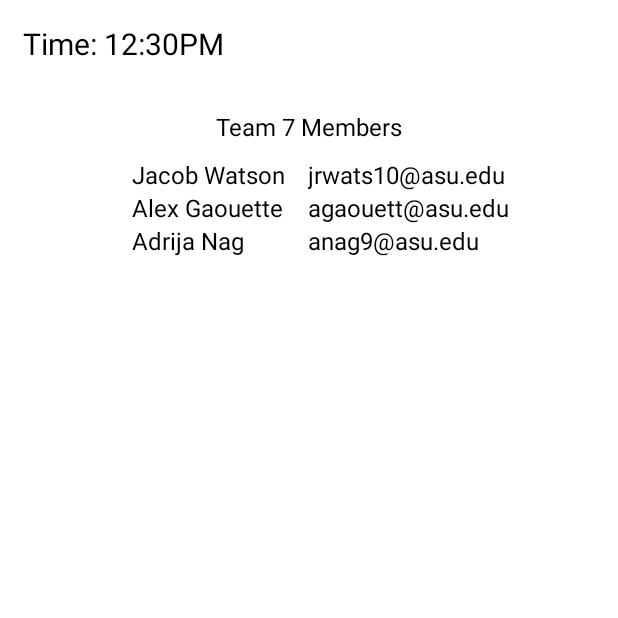
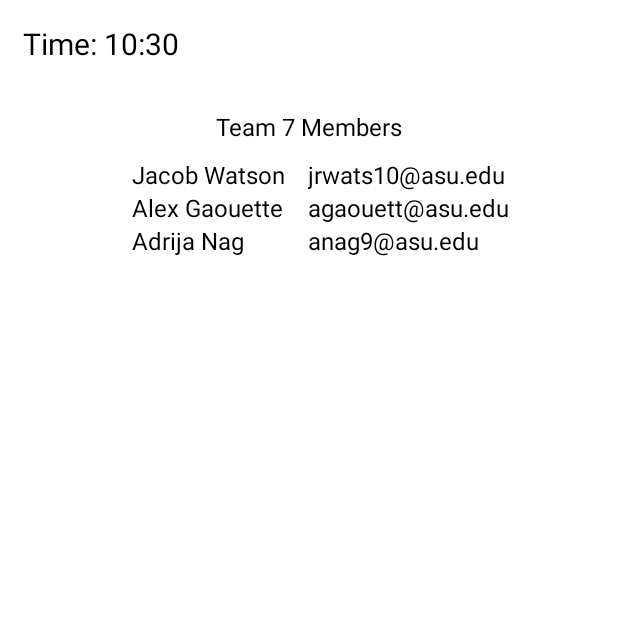
Before and after one commit to bansheerubber/ProjectPart1, an Android app: the screen it shows after launch (MainActivity), on a phone screen of 412 x 824 dp, the top half of it. Run offline under Robolectric (Android 15) with nearby library versions, the phone set to English and light mode, and no system bars; our stand-ins replace navigation-ui.

Commit message:
programmatically set time UI element in main activity

```diff
--- a/app/src/main/java/com/example/projectpart1/MainActivity.java
+++ b/app/src/main/java/com/example/projectpart1/MainActivity.java
@@ -23,7 +23,12 @@ import com.example.projectpart1.databinding.ActivityMainBinding;
 import android.view.Menu;
 import android.view.MenuItem;
 import android.widget.Button;
+import android.widget.TextView;
 import android.widget.Toast;
+
+import java.text.SimpleDateFormat;
+import java.util.Date;
+import java.util.Locale;
 
 public class MainActivity extends AppCompatActivity {
     private ActivityMainBinding binding;
@@ -69,5 +74,9 @@ public class MainActivity extends AppCompatActivity {
             Intent intent = new Intent(this, ContentActivity.class);
             startActivity(intent);
         });
+
+        String time = new SimpleDateFormat("HH:mm", Locale.getDefault()).format(new Date());
+        TextView text = findViewById(R.id.mainTime);
+        text.setText("Time: " + time);
     }
 }
--- a/app/src/main/res/layout/activity_main.xml
+++ b/app/src/main/res/layout/activity_main.xml
@@ -13,7 +13,7 @@
         android:orientation="vertical">
 
         <TextView
-            android:id="@+id/time"
+            android:id="@+id/mainTime"
             android:layout_width="match_parent"
             android:layout_height="wrap_content"
             android:layout_margin="15dp"
```
